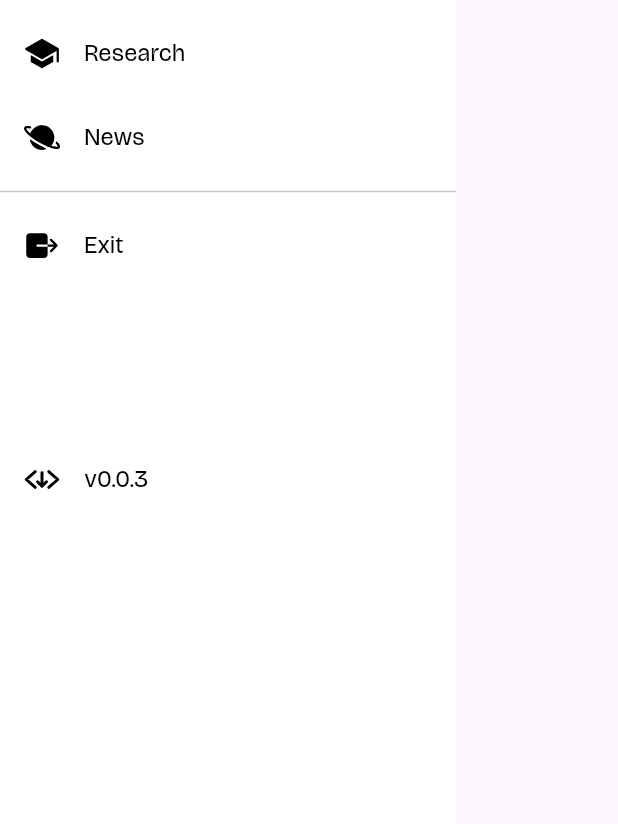
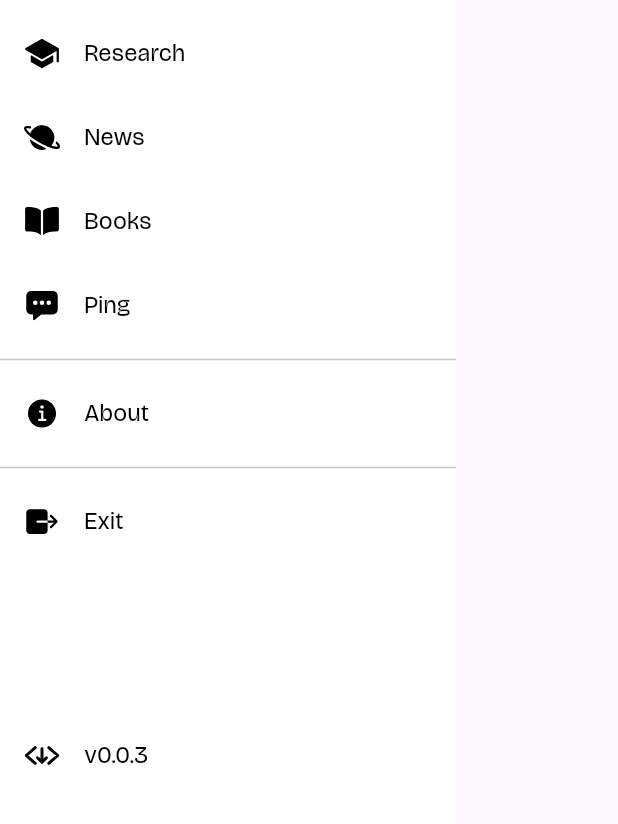
Before and after one commit to chiragferwani/gyanganj, a Flutter app: the NavBar widget shown alone on an empty page, opened directly, on a phone screen of 412 x 824 dp, the part 242-1066 px from its top. Run offline on Flutter 3.47's test engine with Material 3 defaults, Android fonts, the phone set to English and light mode, and no system bars; our stand-ins replace animated_text_kit, card_swiper, curved_navigation_bar, flutter_tts, fluttertoast, get and 7 more; accounts and stored records are empty.

Commit message:
updated side panel with functions.

```diff
--- a/lib/sidepanel.dart
+++ b/lib/sidepanel.dart
@@ -72,7 +72,22 @@ class NavBar extends StatelessWidget {
             onTap: () => Navigator.pushReplacement(context, MaterialPageRoute(builder: (context)=> WikipediaNewsScreen())),
           ),
 
-
+          ListTile(
+            leading: Icon(Ionicons.book, color: Color.fromARGB(255, 0, 0, 0),),
+            title: Text('Books', style: TextStyle(fontFamily: 'boldfont', color: Colors.black),),
+            onTap: () => Navigator.pushReplacement(context, MaterialPageRoute(builder: (context)=> BooksScreen())),
+          ),
+           ListTile(
+            leading: Icon(Ionicons.chatbox_ellipses, color: Color.fromARGB(255, 0, 0, 0),),
+            title: Text('Ping', style: TextStyle(fontFamily: 'boldfont', color: Colors.black),),
+            onTap: () => Navigator.pushReplacement(context, MaterialPageRoute(builder: (context)=> StackExchangeScreen())),
+          ),
+          Divider(),
+          ListTile(
+            leading: Icon(Ionicons.information_circle, color: Color.fromARGB(255, 0, 0, 0),),
+            title: Text('About', style: TextStyle(fontFamily: 'boldfont', color: Colors.black),),
+            onTap: () => Navigator.pushReplacement(context, MaterialPageRoute(builder: (context)=> ProjectInfoScreen())),
+          ),
           Divider(),
           ListTile(
             leading: Icon(Ionicons.exit, color: Color.fromARGB(255, 0, 0, 0),),
```
